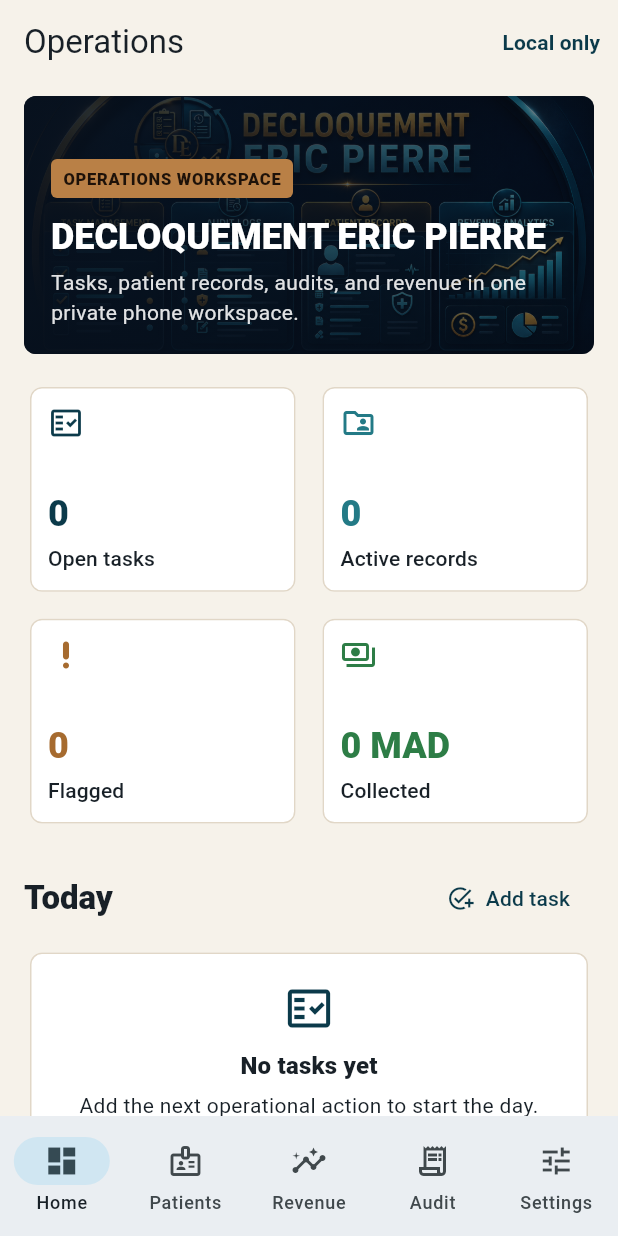
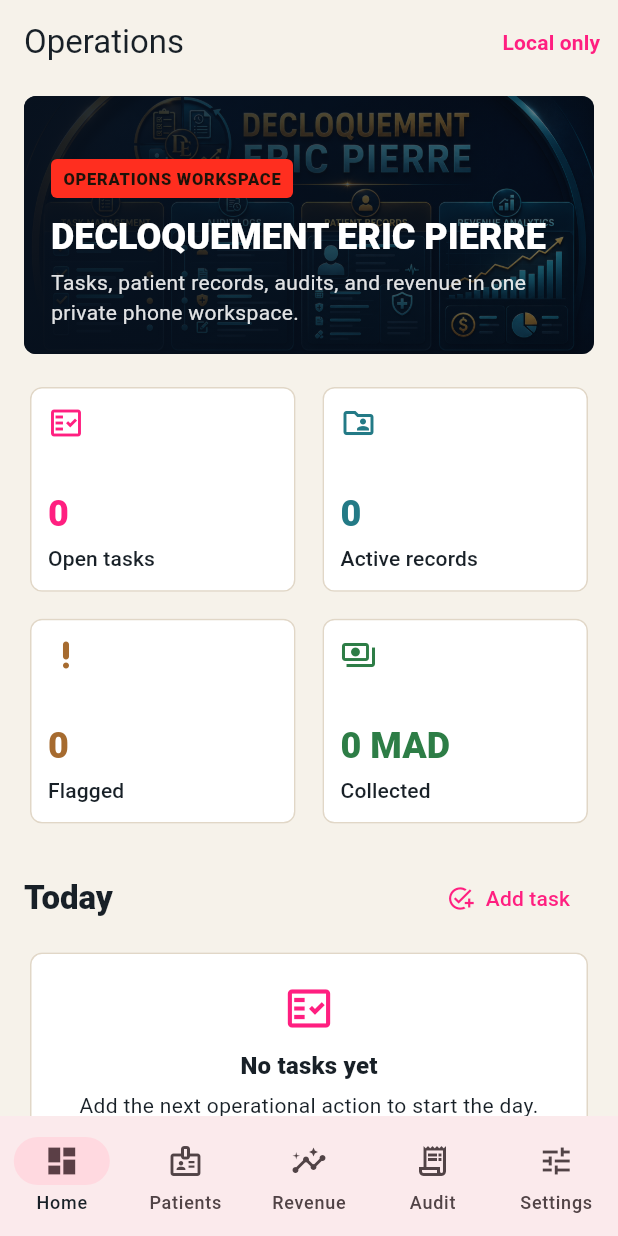
Before and after one commit to EOOrga/68d9d11e1299230338f3737d, a Flutter app: the screen it shows after launch, on a phone screen of 412 x 824 dp. Run offline on Flutter 3.47's test engine with Material 3 defaults, Android fonts, the phone set to English and light mode, and no system bars; our stand-ins replace shared_preferences.

Commit message:
Create Flutter variant com.evanilson.decloquement_eric

```diff
--- a/lib/main.dart
+++ b/lib/main.dart
@@ -15,8 +15,8 @@ class DeploOperationsApp extends StatelessWidget {
 
   @override
   Widget build(BuildContext context) {
-    const primary = Color(0xFF0B3A4A);
-    const secondary = Color(0xFFB98046);
+    const primary = Color(0xFFFF1F80);
+    const secondary = Color(0xFFFF2E1F);
     const surface = Color(0xFFF6F2EA);
 
     final scheme =
--- a/pubspec.yaml
+++ b/pubspec.yaml
@@ -1,4 +1,4 @@
-name: decloquement_eric_pierre
+name: decloquement_eric
 description: "A local operations workspace for tasks, patient records, audits, and revenue tracking."
 publish_to: 'none'
 
@@ -28,4 +28,6 @@ flutter_launcher_icons:
   android: true
   ios: false
   image_path: "docs/icon.png"
+  adaptive_icon_foreground: docs/icon.png
+  adaptive_icon_background: "#FF1FF0"
   min_sdk_android: 23
```
Also changed, not shown: docs/icon.png, 11 other files.
